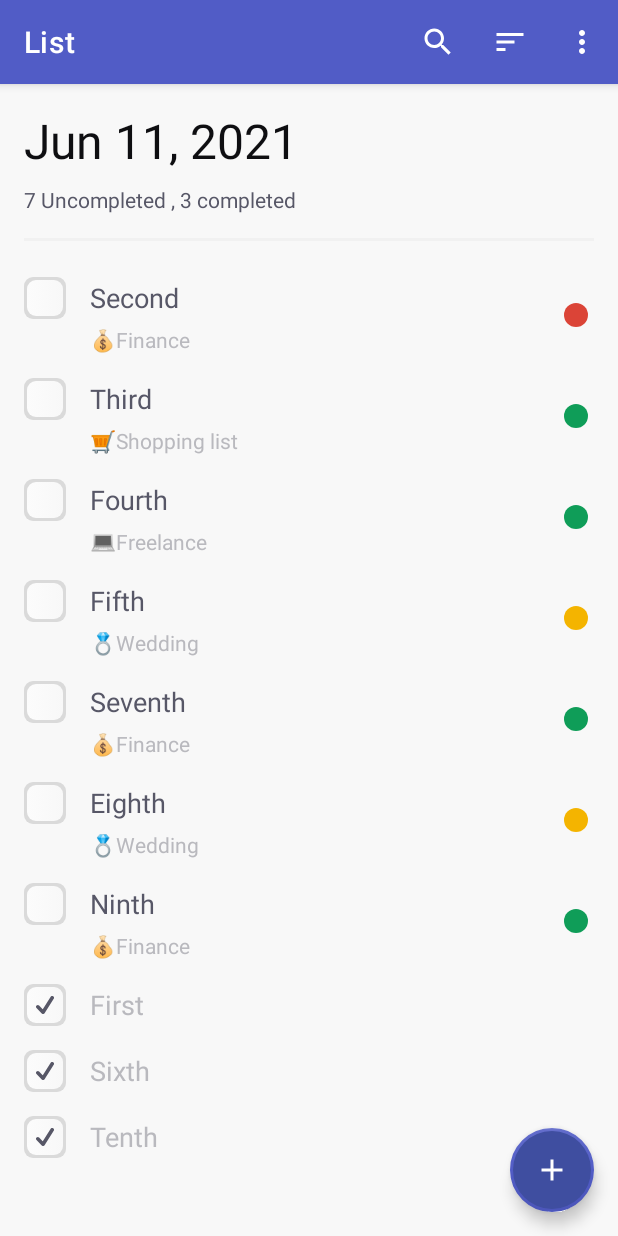
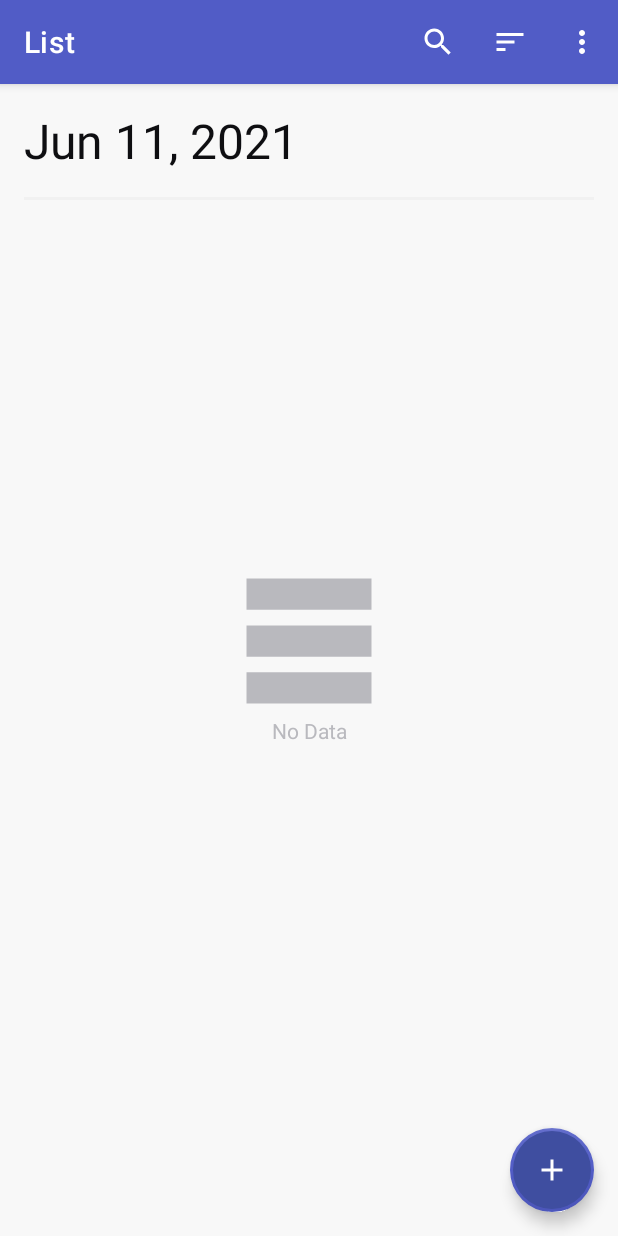
Before and after one commit to TeenWolf3301/ToDoList, an Android app: the screen it shows after launch (MainActivity), on a phone screen of 412 x 824 dp. Run offline under Robolectric (Android 15) with nearby library versions, the phone set to English and light mode, and no system bars; our stand-ins replace Dagger/Hilt's generated code, Room's generated code, navigation-ui.

Commit message:
Bringing back headers and added empty list warning

```diff
--- a/app/src/main/java/com/teenwolf3301/to_do_list/data/TaskDatabase.kt
+++ b/app/src/main/java/com/teenwolf3301/to_do_list/data/TaskDatabase.kt
@@ -3,103 +3,9 @@ package com.teenwolf3301.to_do_list.data
 import androidx.room.Database
 import androidx.room.RoomDatabase
 import androidx.room.TypeConverters
-import androidx.sqlite.db.SupportSQLiteDatabase
-import kotlinx.coroutines.CoroutineScope
-import kotlinx.coroutines.launch
-import javax.inject.Inject
-import javax.inject.Provider
 
-@Database(entities = [Task::class], version = 1)
+@Database(entities = [Task::class], version = 1, exportSchema = false)
 @TypeConverters(Converter::class)
 abstract class TaskDatabase : RoomDatabase() {
-
     abstract fun taskDao(): TaskDao
-
-    class Callback @Inject constructor(
-        private val database: Provider<TaskDatabase>,
-        private val appScope: CoroutineScope
-    ) : RoomDatabase.Callback() {
-
-        override fun onCreate(db: SupportSQLiteDatabase) {
-            super.onCreate(db)
-
-            val dao = database.get().taskDao()
-
-            appScope.launch {
-                dao.insertTask(
-                    Task(
-                        name = "First",
-                        category = "\uD83D\uDCBBFreelance",
-                        priority = Priority.HIGH,
-                        isCompleted = true
-                    )
-                )
-                dao.insertTask(
-                    Task(
-                        name = "Second",
-                        category = "\uD83D\uDCB0Finance",
-                        priority = Priority.HIGH
-                    )
-                )
-                dao.insertTask(
-                    Task(
-                        name = "Third",
-                        category = "\uD83D\uDED2Shopping list",
-                        priority = Priority.LOW
-                    )
-                )
-                dao.insertTask(
-                    Task(
-                        name = "Fourth",
-                        category = "\uD83D\uDCBBFreelance",
-                        priority = Priority.LOW
-                    )
-                )
-                dao.insertTask(
-                    Task(
-                        name = "Fifth",
-                        category = "\uD83D\uDC8DWedding",
-                        priority = Priority.MEDIUM
-                    )
-                )
-                dao.insertTask(
-                    Task(
-                        name = "Sixth",
-                        category = "\uD83D\uDCB0Finance",
-                        priority = Priority.LOW,
-                        isCompleted = true
-                    )
-                )
-                dao.insertTask(
-                    Task(
-                        name = "Seventh",
-                        category = "\uD83D\uDCB0Finance",
-                        priority = Priority.LOW
-                    )
-                )
-                dao.insertTask(
-                    Task(
-                        name = "Eighth",
-                        category = "\uD83D\uDC8DWedding",
-                        priority = Priority.MEDIUM
-                    )
-                )
-                dao.insertTask(
-                    Task(
-                        name = "Ninth",
-                        category = "\uD83D\uDCB0Finance",
-                        priority = Priority.LOW
-                    )
-                )
-                dao.insertTask(
-                    Task(
-                        name = "Tenth",
-                        category = "\uD83D\uDC8DWedding",
-                        priority = Priority.MEDIUM,
-                        isCompleted = true
-                    )
-                )
-            }
-        }
-    }
 }
--- a/app/src/main/java/com/teenwolf3301/to_do_list/di/AppModule.kt
+++ b/app/src/main/java/com/teenwolf3301/to_do_list/di/AppModule.kt
@@ -18,11 +18,9 @@ object AppModule {
     @Provides
     @Singleton
     fun provideDatabase(
-        app: Application,
-        callback: TaskDatabase.Callback
+        app: Application
     ) = Room.databaseBuilder(app, TaskDatabase::class.java, "todo_database")
         .fallbackToDestructiveMigration()
-        .addCallback(callback)
         .build()
 
     @Provides
--- a/app/src/main/java/com/teenwolf3301/to_do_list/ui/list/ListFragment.kt
+++ b/app/src/main/java/com/teenwolf3301/to_do_list/ui/list/ListFragment.kt
@@ -18,6 +18,8 @@ import com.teenwolf3301.to_do_list.data.SortOrder
 import com.teenwolf3301.to_do_list.data.Task
 import com.teenwolf3301.to_do_list.databinding.FragmentListBinding
 import com.teenwolf3301.to_do_list.ui.list.ListViewModel.ListEvent.*
+import com.teenwolf3301.to_do_list.util.VIEW_COMPLETED
+import com.teenwolf3301.to_do_list.util.VIEW_UNCOMPLETED
 import com.teenwolf3301.to_do_list.util.onQueryTextChanged
 import dagger.hilt.android.AndroidEntryPoint
 import kotlinx.coroutines.flow.collect
@@ -45,8 +47,8 @@ class ListFragment : Fragment(R.layout.fragment_list), ListAdapter.OnItemClickLi
 
             listRecyclerView.apply {
                 adapter = listAdapter
-/*                addItemDecoration(ListHeader(VIEW_COMPLETED, "Completed"))
-                addItemDecoration(ListHeader(VIEW_UNCOMPLETED, "Uncompleted"))*/
+                addItemDecoration(ListHeader(VIEW_COMPLETED, "Completed"))
+                addItemDecoration(ListHeader(VIEW_UNCOMPLETED, "Uncompleted"))
                 setHasFixedSize(true)
             }
 
@@ -65,12 +67,38 @@ class ListFragment : Fragment(R.layout.fragment_list), ListAdapter.OnItemClickLi
 
         viewModel.list.observe(viewLifecycleOwner) { list ->
             listAdapter.submitList(list) {
+                viewModel.onEmptyDatabase(list)
+                listAdapter.notifyDataSetChanged()
                 listRecyclerView.scrollToPosition(0)
-                binding.tvStats.text = resources.getString(
-                    R.string.stats,
-                    list.count { !it.isCompleted },
-                    list.count { it.isCompleted }
-                )
+                binding.tvStats.text = when {
+                    list.count { !it.isCompleted } == 0 -> {
+                        resources.getString(R.string.statsCompleted, list.count { it.isCompleted })
+                    }
+                    list.count { it.isCompleted } == 0 -> {
+                        resources.getString(R.string.statsUncompleted, list.count { !it.isCompleted })
+                    }
+                    else -> {
+                        resources.getString(
+                            R.string.stats,
+                            resources.getString(R.string.statsUncompleted, list.count { !it.isCompleted }),
+                            resources.getString(R.string.statsCompleted, list.count { it.isCompleted })
+                        )
+                    }
+                }
+            }
+        }
+
+        viewModel.emptyDatabase.observe(viewLifecycleOwner) { isEmpty ->
+            binding.apply {
+                if (isEmpty) {
+                    tvStats.visibility = View.GONE
+                    tvEmptyDb.visibility = View.VISIBLE
+                    ivEmptyDb.visibility = View.VISIBLE
+                } else {
+                    tvStats.visibility = View.VISIBLE
+                    tvEmptyDb.visibility = View.GONE
+                    ivEmptyDb.visibility = View.GONE
+                }
             }
         }
 
--- a/app/src/main/java/com/teenwolf3301/to_do_list/ui/list/ListViewModel.kt
+++ b/app/src/main/java/com/teenwolf3301/to_do_list/ui/list/ListViewModel.kt
@@ -41,6 +41,12 @@ class ListViewModel @Inject constructor(
 
     val list = taskFlow.asLiveData()
 
+    val emptyDatabase = MutableLiveData(true)
+
+    fun onEmptyDatabase(list: List<Task>) {
+        emptyDatabase.value = list.isEmpty()
+    }
+
     fun onTaskSelected(task: Task) = viewModelScope.launch {
         listEventChannel.send(ListEvent.NavigateToEditItemScreen(task))
     }
@@ -72,16 +78,16 @@ class ListViewModel @Inject constructor(
         }
     }
 
+    fun onUndoDeleteClick(task: Task) = viewModelScope.launch {
+        taskDao.insertTask(task)
+    }
+
     private fun showConfirmMessage(text: String) = viewModelScope.launch {
         listEventChannel.send(ListEvent.ShowConfirmMessage(text))
     }
 
     private fun showConfirmMessageWithUndo(task: Task) = viewModelScope.launch {
         listEventChannel.send(ListEvent.ShowConfirmDeleteMessage(task))
-    }
-
-    fun onUndoDeleteClick(task: Task) = viewModelScope.launch {
-        taskDao.insertTask(task)
     }
 
     sealed class ListEvent {
--- /dev/null
+++ b/app/src/main/res/drawable/ic_empty_db.xml
@@ -0,0 +1,9 @@
+<vector xmlns:android="http://schemas.android.com/apk/res/android"
+    android:width="24dp"
+    android:height="24dp"
+    android:viewportWidth="24"
+    android:viewportHeight="24">
+    <path
+        android:fillColor="?textColorSecondary"
+        android:pathData="M22,7H2V2h20V7zM22,9.5H2v5h20V9.5zM22,17H2v5h20V17z" />
+</vector>
--- a/app/src/main/res/layout/fragment_list.xml
+++ b/app/src/main/res/layout/fragment_list.xml
@@ -7,6 +7,7 @@
     tools:context=".ui.list.ListFragment">
 
     <androidx.appcompat.widget.LinearLayoutCompat
+        android:id="@+id/linearLayoutCompat3"
         android:layout_width="match_parent"
         android:layout_height="match_parent"
         android:orientation="vertical">
@@ -31,6 +32,7 @@
             android:layout_marginEnd="@dimen/default_margin"
             android:textColor="@color/mid_gray"
             android:textSize="@dimen/small_text"
+            android:visibility="visible"
             tools:text="5 incomplete, 5 completed" />
 
         <View
@@ -46,12 +48,35 @@
             android:id="@+id/rv_list"
             android:layout_width="match_parent"
             android:layout_height="match_parent"
+            android:layout_marginTop="@dimen/default_margin"
+            android:nestedScrollingEnabled="false"
             android:orientation="vertical"
             app:layoutManager="androidx.recyclerview.widget.LinearLayoutManager"
-            android:layout_marginTop="@dimen/default_margin"
+            tools:itemCount="10"
             tools:listitem="@layout/list_item" />
 
     </androidx.appcompat.widget.LinearLayoutCompat>
+
+    <ImageView
+        android:id="@+id/iv_empty_db"
+        android:layout_width="100dp"
+        android:layout_height="100dp"
+        android:layout_gravity="center|top"
+        android:contentDescription="@string/content_desc_empty_db"
+        android:src="@drawable/ic_empty_db"
+        android:visibility="gone"
+        app:layout_anchor="@+id/tv_empty_db"
+        app:layout_anchorGravity="center|top" />
+
+    <com.google.android.material.textview.MaterialTextView
+        android:id="@+id/tv_empty_db"
+        android:layout_width="wrap_content"
+        android:layout_height="wrap_content"
+        android:text="@string/empty_db"
+        android:textColor="?textColorSecondary"
+        android:visibility="gone"
+        app:layout_anchor="@+id/rv_list"
+        app:layout_anchorGravity="center" />
 
     <com.google.android.material.floatingactionbutton.FloatingActionButton
         android:id="@+id/fab_add_item"
--- a/app/src/main/res/values/colors.xml
+++ b/app/src/main/res/values/colors.xml
@@ -8,7 +8,6 @@
     <color name="charade">#2B2D37</color>
     <color name="shark">#262933</color>
     <color name="cinder">#0E0E11</color>
-    <color name="black">#000</color>
 
     <color name="grey_50">#FCFCFC</color>
     <color name="alto">#DADADA</color>
--- a/app/src/main/res/values/strings.xml
+++ b/app/src/main/res/values/strings.xml
@@ -1,7 +1,10 @@
 <resources>
     // App
     <string name="app_name">To-Do List</string>
-    <string name="stats">%1$d Uncompleted , %2$d completed</string>
+    <string name="stats">%1$s, %2$s.</string>
+    <string name="statsCompleted">%1$d Completed</string>
+    <string name="statsUncompleted">%1$d Uncompleted</string>
+    <string name="empty_db">No Data</string>
     <string name="date_created">"Created: %1$s"</string>
 
     <string-array name="category">
@@ -14,6 +17,7 @@
     // Desc
     <string name="content_desc_add_item">Add new item</string>
     <string name="content_desc_save_item">Save item</string>
+    <string name="content_desc_empty_db">No Data</string>
 
     // Hint
     <string name="hint_task_name">Task name</string>
```
